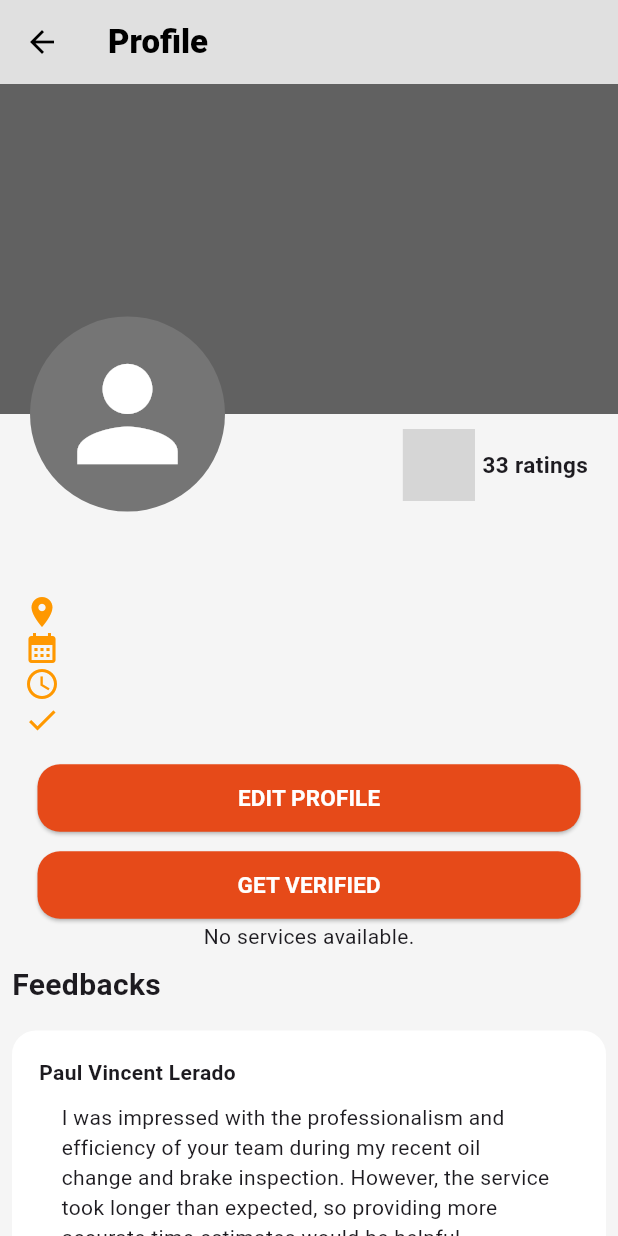
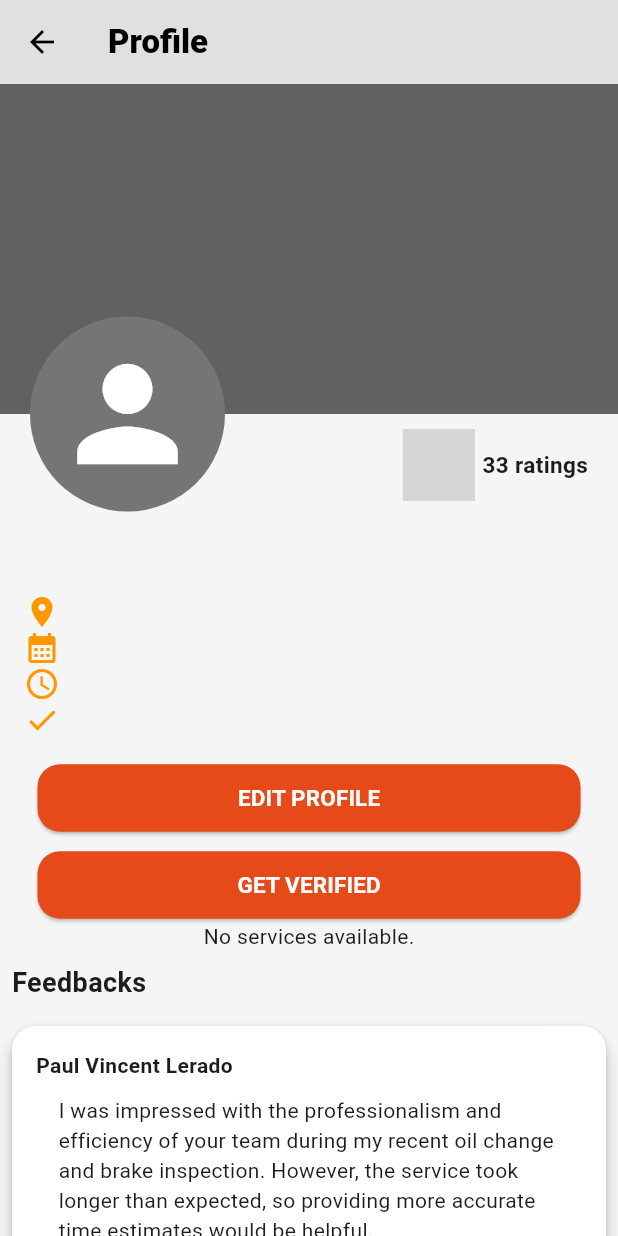
Before and after one commit to TechPyllars2024/AutoCareAutomotive, a Flutter app: the AutomotiveProfileScreen screen opened directly, on a phone screen of 412 x 824 dp. Run offline on Flutter 3.47's test engine with Material 3 defaults, Android fonts, the phone set to English and light mode, and no system bars; our stand-ins replace carousel_slider, cloud_firestore, curved_navigation_bar, file_picker, firebase_auth, firebase_core and 8 more; missing offline and left inert: flutter_pannable_rating_bar, flutter_pdfview; accounts and stored records are empty; grey boxes are pictures that could not be loaded.

Commit message:
update: feedback section widget

```diff
--- a/lib/ProfileManagement/widgets/feedback_section.dart
+++ b/lib/ProfileManagement/widgets/feedback_section.dart
@@ -10,26 +10,43 @@ class FeedbackSection extends StatelessWidget {
       children: [
         const Padding(
           padding: EdgeInsets.all(8.0),
-          child: Text('Feedbacks', style: TextStyle(fontSize: 20, fontWeight: FontWeight.bold)),
+          child: Align(
+            alignment: Alignment.centerLeft,
+            child: Text(
+              'Feedbacks',
+              style: TextStyle(fontSize: 18, fontWeight: FontWeight.bold),
             ),
-        Container(
+          ),
+        ),
+        Padding(
+          padding: const EdgeInsets.all(8.0),
+          child: PhysicalModel(
+            color: Colors.white,
+            elevation: 4, // Adds elevation to the container
+            borderRadius: BorderRadius.circular(16), // Matches the container's borderRadius
+            shadowColor: Colors.grey,
+            child: Container(
               margin: const EdgeInsets.all(8),
               decoration: BoxDecoration(
                 color: Colors.white,
                 borderRadius: BorderRadius.circular(16),
               ),
               child: const Padding(
-            padding: EdgeInsets.all(18.0),
+                padding: EdgeInsets.all(8.0),
                 child: Column(
                   crossAxisAlignment: CrossAxisAlignment.start,
                   children: [
                     Text('Paul Vincent Lerado', style: TextStyle(fontWeight: FontWeight.bold)),
                     Padding(
                       padding: EdgeInsets.symmetric(horizontal: 15.0, vertical: 10),
-                  child: Text('I was impressed with the professionalism and efficiency of your team during my recent oil change and brake inspection. '
-                      'However, the service took longer than expected, so providing more accurate time estimates would be helpful.'),
+                      child: Text(
+                        'I was impressed with the professionalism and efficiency of your team during my recent oil change and brake inspection. '
+                            'However, the service took longer than expected, so providing more accurate time estimates would be helpful.',
+                      ),
                     ),
                   ],
+                ),
+              ),
             ),
           ),
         ),
```
Lines whose indentation alone changed are shown as unchanged.
